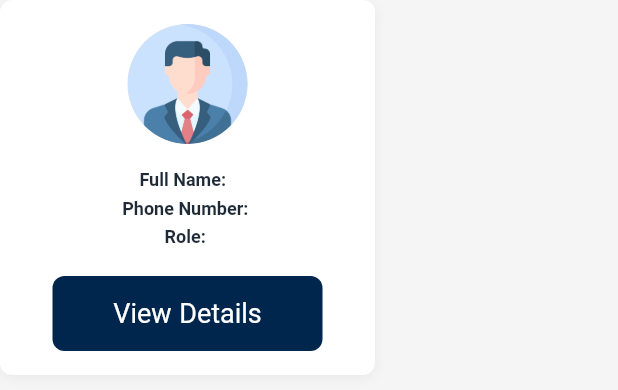
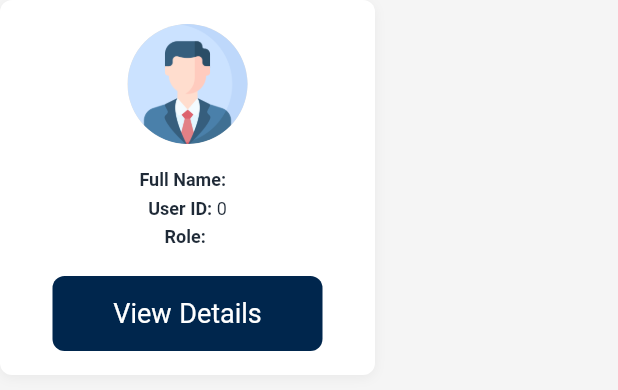
Before and after one commit to ILemonshotI/Simsar_Rent_Application_Admin, a Flutter app: the UserCard widget shown alone on an empty page, opened directly with empty values, on a phone screen of 412 x 824 dp. Shown: the top 390 px of the screen. Run offline on Flutter 3.47's test engine with Material 3 defaults, Android fonts, the phone set to English and light mode, and no system bars; our stand-ins replace dio, go_router, google_fonts; accounts and stored records are empty; network calls fail.

Commit message:
turned usercard phone number into ID

```diff
--- a/lib/Custom_Widgets/user_card.dart
+++ b/lib/Custom_Widgets/user_card.dart
@@ -60,7 +60,7 @@ class UserCard extends StatelessWidget {
           const SizedBox(height: 16),
           _buildInfoRow('Full Name', user.fullName),
           const SizedBox(height: 4),
-          _buildInfoRow('Phone Number', user.phone),
+          _buildInfoRow('User ID', '${user.id}'),
           const SizedBox(height: 4),
           _buildInfoRow('Role', user.role),
           const Spacer(),
```
